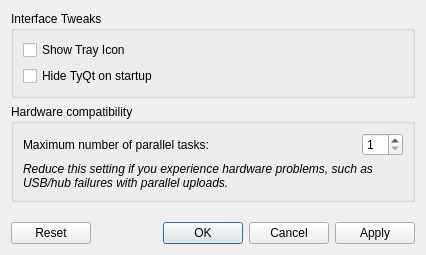
The window that src/tyqt/preferences_dialog.ui (Koromix/tytools) describes before a commit, drawn with Qt 5.
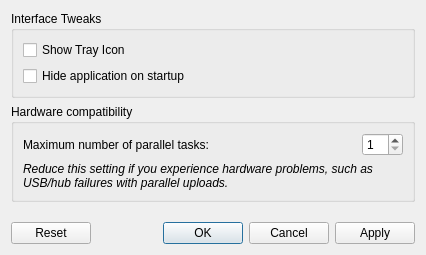
The same window after the commit. Icons and pictures are not drawn.

Commit message: Use custom application names in place of hard-coded strings

What changed in the file:
```diff
--- a/src/tyqt/preferences_dialog.ui
+++ b/src/tyqt/preferences_dialog.ui
@@ -34,7 +34,7 @@
       <item>
        <widget class="QCheckBox" name="hideOnStartupCheck">
         <property name="text">
-         <string>Hide TyQt on startup</string>
+         <string>Hide application on startup</string>
         </property>
        </widget>
       </item>
```
The commit also changes 12 other files.
